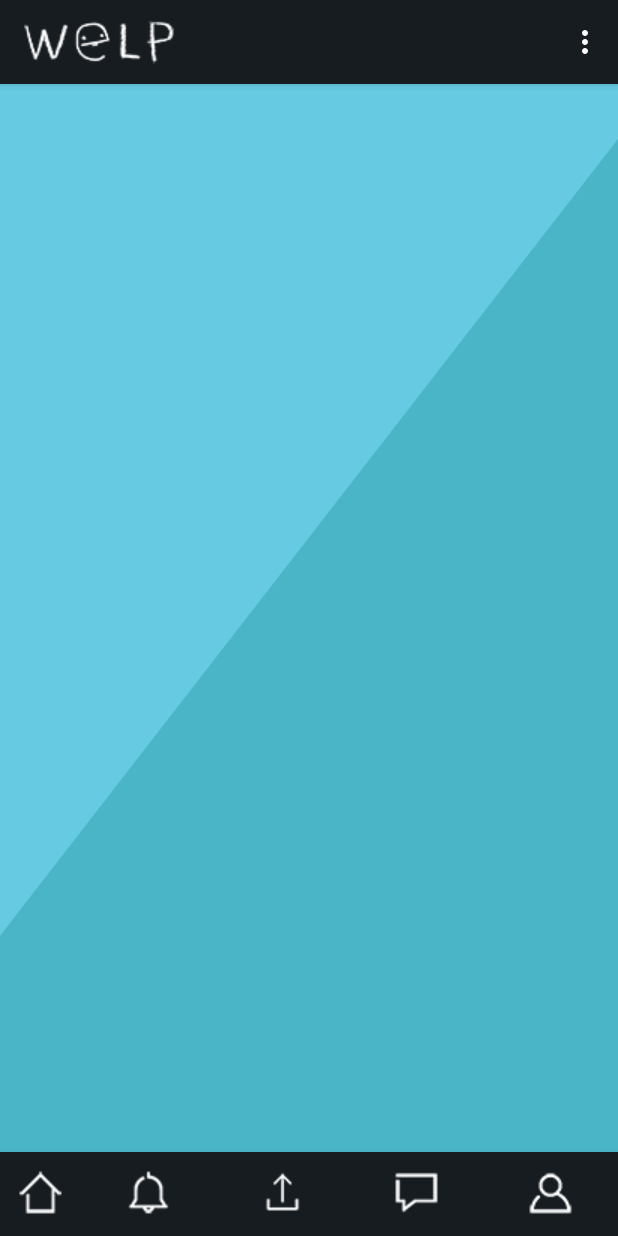
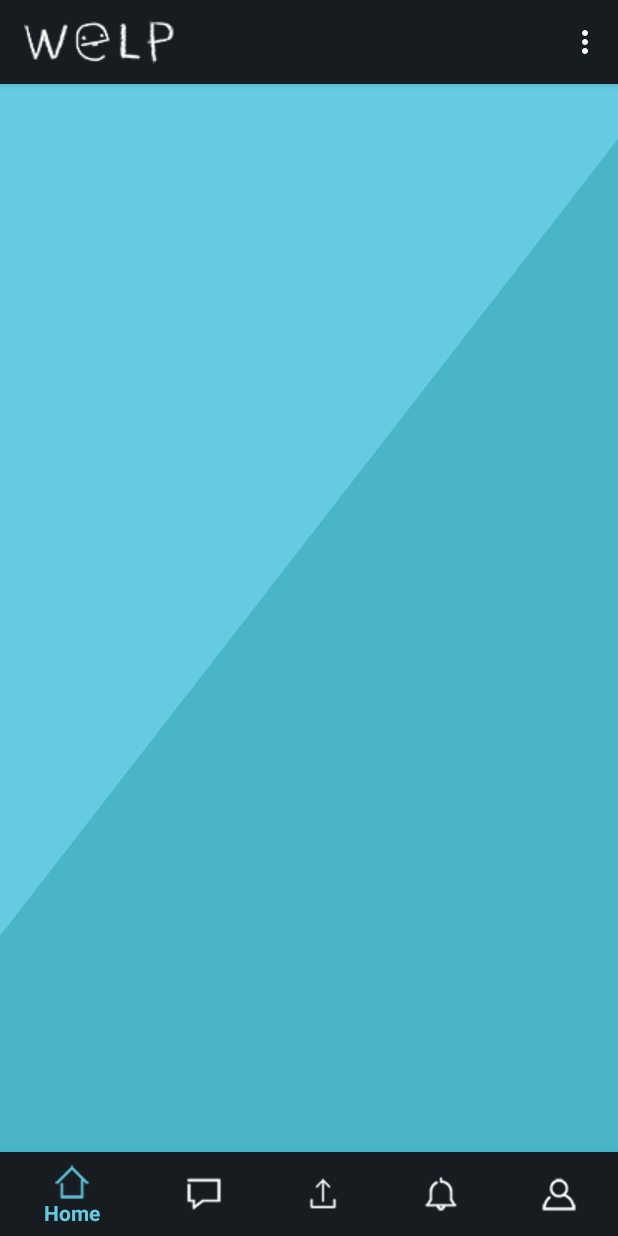
Before and after one commit to Clairverbot/welp, an Android app: the MainActivity screen opened directly, with no data from a screen before it, on a phone screen of 412 x 824 dp. Run offline under Robolectric (Android 15) with nearby library versions, the light colour scheme and no system bars; our stand-ins replace Firebase (no records; nobody signed in at launch, a user with empty details on screens opened directly); libraries missing offline, so code that uses them is left out: com.firebase.client, com.firebase.ui.

Commit message:
added bottom navigation

```diff
--- a/app/build.gradle
+++ b/app/build.gradle
@@ -24,6 +24,7 @@ dependencies {
     implementation fileTree(dir: 'libs', include: ['*.jar'])
     implementation 'com.android.support:appcompat-v7:27.1.0'
     implementation 'com.android.support.constraint:constraint-layout:1.1.0'
+    implementation 'com.android.support:design:27.0.0'
     testImplementation 'junit:junit:4.12'
     androidTestImplementation 'com.android.support.test:runner:1.0.2'
     androidTestImplementation 'com.android.support.test.espresso:espresso-core:3.0.2'
--- a/app/src/main/java/com/example/clair/welp/Firestore.java
+++ b/app/src/main/java/com/example/clair/welp/Firestore.java
@@ -3,6 +3,7 @@ package com.example.clair.welp;
 import android.support.annotation.NonNull;
 import android.util.Log;
 
+import com.example.clair.welp.Objects.Note;
 import com.firebase.client.annotations.NotNull;
 import com.google.android.gms.tasks.OnCompleteListener;
 import com.google.android.gms.tasks.OnFailureListener;
--- /dev/null
+++ b/app/src/main/java/com/example/clair/welp/HelperClasses/BottomNavigationViewHelper.java
@@ -0,0 +1,34 @@
+package com.example.clair.welp.HelperClasses;
+
+import android.annotation.SuppressLint;
+import android.support.design.internal.BottomNavigationItemView;
+import android.support.design.internal.BottomNavigationMenuView;
+import android.support.design.widget.BottomNavigationView;
+import android.util.Log;
+import android.view.View;
+
+import java.lang.reflect.Field;
+
+public class BottomNavigationViewHelper {
+    @SuppressLint("RestrictedApi")
+    public static void disableShiftMode(BottomNavigationView view) {
+        BottomNavigationMenuView menuView = (BottomNavigationMenuView) view.getChildAt(0);
+        try {
+            Field shiftingMode = menuView.getClass().getDeclaredField("mShiftingMode");
+            shiftingMode.setAccessible(true);
+            shiftingMode.setBoolean(menuView, false);
+            shiftingMode.setAccessible(false);
+            for (int i = 0; i < menuView.getChildCount(); i++) {
+                BottomNavigationItemView item = (BottomNavigationItemView) menuView.getChildAt(i);
+                item.setShiftingMode(false);
+                // set once again checked value, so view will be updated
+                item.setChecked(item.getItemData().isChecked());
+            }
+
+        } catch (NoSuchFieldException e) {
+            Log.e("ERROR NO SUCH FIELD", "Unable to get shift mode field");
+        } catch (IllegalAccessException e) {
+            Log.e("ERROR ILLEGAL ALG", "Unable to change value of shift mode");
+        }
+    }
+}
--- a/app/src/main/java/com/example/clair/welp/NoteAdapter.java
+++ b/app/src/main/java/com/example/clair/welp/NoteAdapter.java
@@ -9,8 +9,9 @@ import android.view.ViewGroup;
 import android.widget.TextView;
 
 
+import com.example.clair.welp.Objects.Note;
+
 import java.util.ArrayList;
-import java.util.Date;
 import java.util.List;
 
 //import static com.example.clair.welp.MainActivity.FakeDataGenerator;
--- a/app/src/main/java/com/example/clair/welp/Note.java
+++ b/app/src/main/java/com/example/clair/welp/Objects/Note.java
@@ -1,4 +1,4 @@
-package com.example.clair.welp;
+package com.example.clair.welp.Objects;
 
 import java.util.Date;
 
--- a/app/src/main/java/com/example/clair/welp/Tag.java
+++ b/app/src/main/java/com/example/clair/welp/Objects/Tag.java
@@ -1,6 +1,8 @@
-package com.example.clair.welp;
+package com.example.clair.welp.Objects;
 
 import android.media.Image;
+
+import com.example.clair.welp.R;
 
 public class Tag {
     private String[] YearsOfStudy=new String[]{"Secondary 1","Secondary 2","Secondary 3","Secondary 4","JC 1","JC 2","JC 3"};
--- a/app/src/main/java/com/example/clair/welp/User.java
+++ b/app/src/main/java/com/example/clair/welp/Objects/User.java
@@ -1,4 +1,4 @@
-package com.example.clair.welp;
+package com.example.clair.welp.Objects;
 
 import java.util.Date;
 
--- a/app/src/main/java/com/example/clair/welp/SignUp_Year.java
+++ b/app/src/main/java/com/example/clair/welp/SignUp_Year.java
@@ -9,7 +9,8 @@ import android.widget.ArrayAdapter;
 import android.widget.Button;
 import android.widget.ImageButton;
 import android.widget.Spinner;
-import android.widget.Toast;
+
+import com.example.clair.welp.Objects.Tag;
 
 import java.util.ArrayList;
 import java.util.List;
--- /dev/null
+++ b/app/src/main/res/color/bottom_nav_color.xml
@@ -0,0 +1,6 @@
+<?xml version="1.0" encoding="utf-8"?>
+<selector xmlns:android="http://schemas.android.com/apk/res/android">
+    <item android:state_checked="true" android:color="@color/btn_color_OtherBlue" />
+    <item android:state_checked="false" android:color="@color/veriWhite"/>
+
+</selector>
--- a/app/src/main/res/layout/activity_main.xml
+++ b/app/src/main/res/layout/activity_main.xml
@@ -1,5 +1,5 @@
 <?xml version="1.0" encoding="utf-8"?>
-<RelativeLayout xmlns:android="http://schemas.android.com/apk/res/android"
+<android.support.constraint.ConstraintLayout xmlns:android="http://schemas.android.com/apk/res/android"
     xmlns:app="http://schemas.android.com/apk/res-auto"
     xmlns:tools="http://schemas.android.com/tools"
     android:layout_width="match_parent"
@@ -9,61 +9,23 @@
     <android.support.v7.widget.RecyclerView
         android:id="@+id/rvNote"
         android:layout_width="match_parent"
-        android:layout_height="455dp"
-        android:layout_marginBottom="2dp"
-        android:layout_marginEnd="2dp"
-        android:layout_marginLeft="2dp"
-        android:layout_marginRight="2dp"
-        android:layout_marginStart="2dp"
-        android:layout_marginTop="2dp"
+        android:layout_height="0dp"
+        android:layout_marginHorizontal="12dp"
+        android:layout_marginTop="8dp"
         android:scrollbarAlwaysDrawVerticalTrack="true"
-        android:scrollbars="vertical"></android.support.v7.widget.RecyclerView>
+        android:scrollbars="vertical"
+        app:layout_constraintTop_toTopOf="parent"
+        app:layout_constraintBottom_toTopOf="@id/bottomNav"></android.support.v7.widget.RecyclerView>
 
     <android.support.design.widget.BottomNavigationView
-        android:id="@+id/btmNav"
+        android:id="@+id/bottomNav"
         android:layout_width="match_parent"
         android:layout_height="wrap_content"
-        android:layout_alignParentBottom="true"
-        android:background="@color/colorPrimaryDark">
-        <LinearLayout
-            android:layout_width="match_parent"
-            android:layout_height="match_parent">
-    <ImageButton
-        android:layout_width="wrap_content"
-        android:layout_height="wrap_content"
-        android:src="@drawable/tab_home"
-        android:background="@color/color_YouCantSeeME"
-        android:padding="@dimen/BiggerPadding"/>
-        <ImageButton
-            android:layout_width="wrap_content"
-            android:layout_height="wrap_content"
-            android:src="@drawable/tab_noti"
-            android:background="@color/color_YouCantSeeME"
-            android:padding="@dimen/BiggerPadding"
-            android:layout_weight="1"/>
+        android:background="@color/colorPrimaryDark"
+        app:itemIconTint="@color/bottom_nav_color"
+        app:itemTextColor="@color/bottom_nav_color"
+        app:layout_constraintBottom_toBottomOf="parent"
+        app:menu="@menu/bottom_nav_items">
 
-            <ImageButton
-                android:layout_width="wrap_content"
-                android:layout_height="wrap_content"
-                android:src="@drawable/upload"
-                android:background="@color/color_YouCantSeeME"
-                android:padding="@dimen/BiggerPadding"
-                android:layout_weight="1"/>
-            <ImageButton
-                android:layout_width="wrap_content"
-                android:layout_height="wrap_content"
-                android:src="@drawable/tabs_discussion"
-                android:background="@color/color_YouCantSeeME"
-                android:padding="@dimen/BiggerPadding"
-                android:layout_weight="1"/>
-            <ImageButton
-                android:layout_width="wrap_content"
-                android:layout_height="wrap_content"
-                android:src="@drawable/tab_profile"
-                android:background="@color/color_YouCantSeeME"
-                android:padding="@dimen/BiggerPadding"
-                android:layout_weight="1"/>
-
-        </LinearLayout>
     </android.support.design.widget.BottomNavigationView>
-</RelativeLayout>
+</android.support.constraint.ConstraintLayout>
--- /dev/null
+++ b/app/src/main/res/menu/bottom_nav_items.xml
@@ -0,0 +1,31 @@
+<?xml version="1.0" encoding="utf-8"?>
+<menu xmlns:app="http://schemas.android.com/apk/res-auto"
+    xmlns:android="http://schemas.android.com/apk/res/android">
+    <item
+    android:id="@+id/action_home"
+    android:title="Home"
+    android:icon="@drawable/tab_home"
+        app:showAsAction="always|withText"
+        />
+    <item
+        android:id="@+id/action_chat"
+        android:title="Discussion"
+        android:icon="@drawable/tabs_discussion"
+        app:showAsAction="always|withText" />
+    <item
+        android:id="@+id/action_upload"
+        android:icon="@drawable/upload"
+        android:title="Upload"
+        app:showAsAction="always|withText"
+        />
+    <item
+        android:id="@+id/action_noti"
+        android:title="Notification"
+        android:icon="@drawable/tab_noti"
+        app:showAsAction="always|withText" />
+    <item
+        android:id="@+id/action_profile"
+        android:title="Profile"
+        android:icon="@drawable/tab_profile"
+        app:showAsAction="always|withText" />
+</menu>
```
Also changed, not shown: app/src/main/java/com/example/clair/welp/MainActivity.java (+29 -10 lines), app/src/main/java/com/example/clair/welp/SignUpSubject.java (+2 -9 lines), app/src/main/res/layout/activity_login.xml (+10 -9 lines), app/src/main/res/layout/bottom_nav.xml (added, +11 -0 lines), app/src/main/res/layout/note_template.xml (+9 -8 lines), app/src/main/res/drawable/logobig.png (added).
